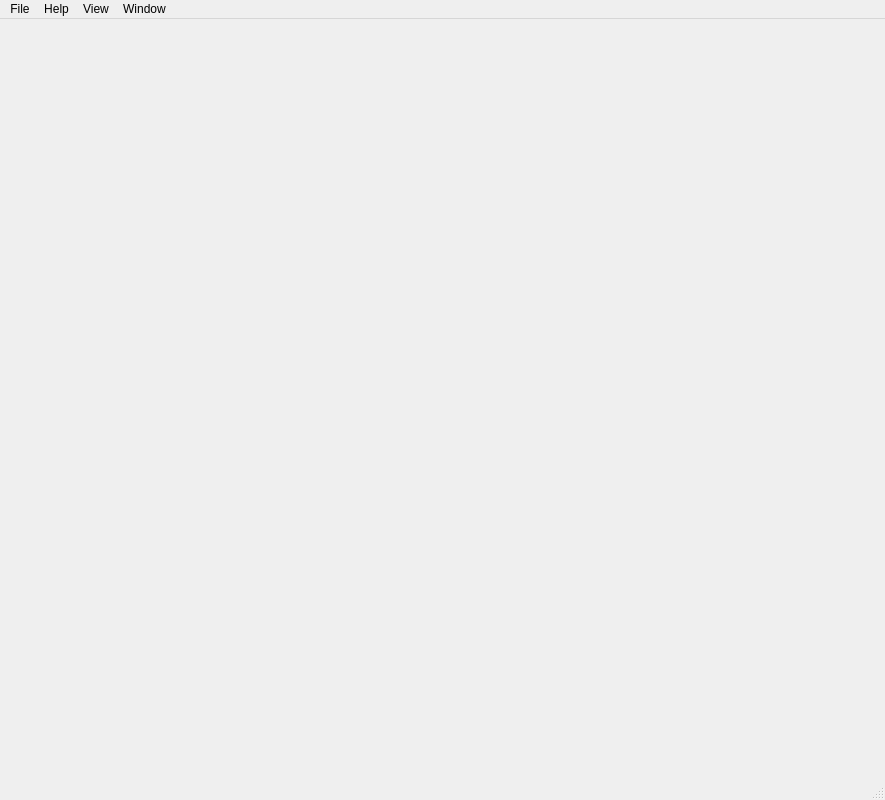
The window that GUI/MainWindow/MainWindow.ui (BrendonWatsonLab/PhoPyQtTimelinePlotter) describes before a commit, drawn with Qt 5.
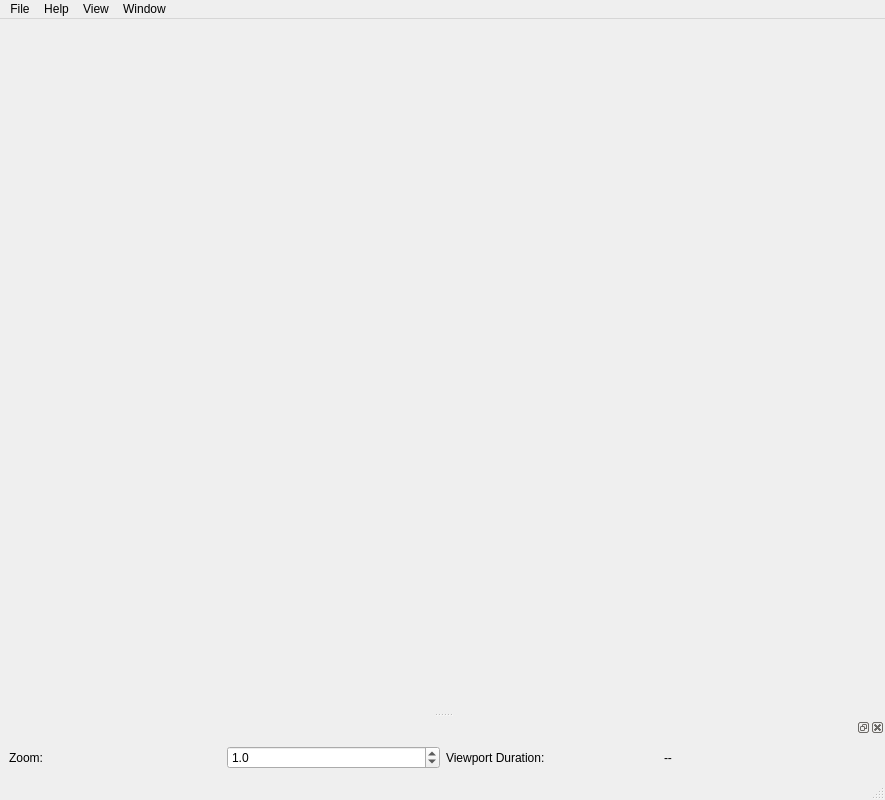
The same window after the commit.

```diff
--- a/GUI/MainWindow/MainWindow.ui
+++ b/GUI/MainWindow/MainWindow.ui
@@ -80,6 +80,56 @@
    <addaction name="menuWindow"/>
   </widget>
   <widget class="QStatusBar" name="statusbar"/>
+  <widget class="QDockWidget" name="dockWidget_FooterToolbar">
+   <attribute name="dockWidgetArea">
+    <number>8</number>
+   </attribute>
+   <widget class="QWidget" name="dockWidgetContents_2">
+    <layout class="QHBoxLayout" name="horizontalLayout_2">
+     <item>
+      <layout class="QHBoxLayout" name="horizontalLayout">
+       <item>
+        <widget class="QLabel" name="label">
+         <property name="text">
+          <string>Zoom:</string>
+         </property>
+        </widget>
+       </item>
+       <item>
+        <widget class="QDoubleSpinBox" name="doubleSpinBox_currentZoom">
+         <property name="decimals">
+          <number>1</number>
+         </property>
+         <property name="minimum">
+          <double>0.100000000000000</double>
+         </property>
+         <property name="singleStep">
+          <double>0.100000000000000</double>
+         </property>
+         <property name="value">
+          <double>1.000000000000000</double>
+         </property>
+        </widget>
+       </item>
+       <item>
+        <widget class="QLabel" name="label_2">
+         <property name="text">
+          <string>Viewport Duration:</string>
+         </property>
+        </widget>
+       </item>
+       <item>
+        <widget class="QLabel" name="lblActiveViewportDuration">
+         <property name="text">
+          <string>--</string>
+         </property>
+        </widget>
+       </item>
+      </layout>
+     </item>
+    </layout>
+   </widget>
+  </widget>
   <action name="actionShow_Help">
    <property name="text">
     <string>Show Help</string>
```
Left out of the diff: 5 changed lines with no effect on the pictures.
